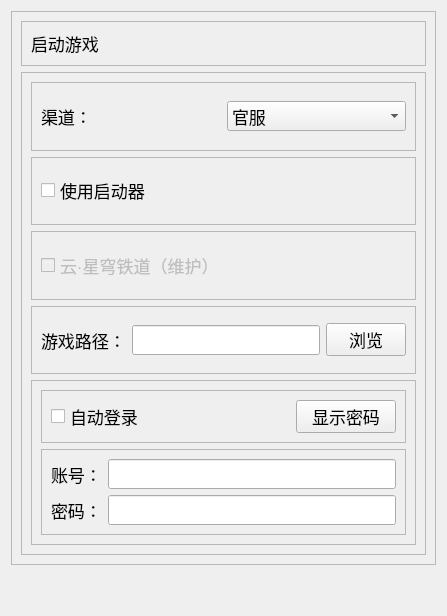
Old version of the form res/ui/set_01.ui in the repository Shasnow/StarRailAssistant.
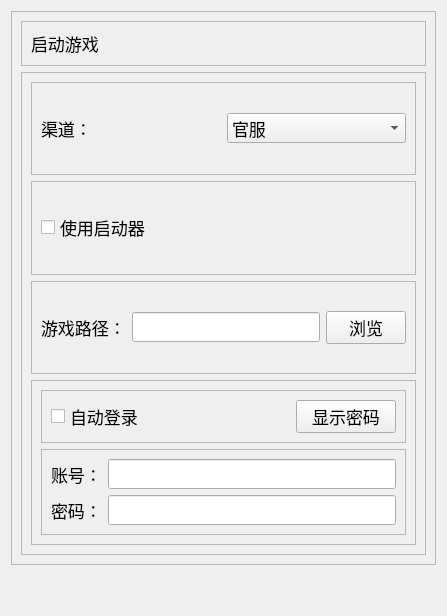
New version of the form.

```diff
--- a/res/ui/set_01.ui
+++ b/res/ui/set_01.ui
@@ -151,28 +151,6 @@
             </layout>
            </widget>
           </item>
-          <item>
-           <widget class="QFrame" name="frame_4">
-            <property name="enabled">
-             <bool>false</bool>
-            </property>
-            <property name="frameShape">
-             <enum>QFrame::Shape::StyledPanel</enum>
-            </property>
-            <property name="frameShadow">
-             <enum>QFrame::Shadow::Raised</enum>
-            </property>
-            <layout class="QVBoxLayout" name="verticalLayout_4">
-             <item>
-              <widget class="QCheckBox" name="cloud_game">
-               <property name="text">
-                <string>云·星穹铁道（维护）</string>
-               </property>
-              </widget>
-             </item>
-            </layout>
-           </widget>
-          </item>
           <item>
            <widget class="QFrame" name="frame2_2">
             <property name="frameShape">
```
